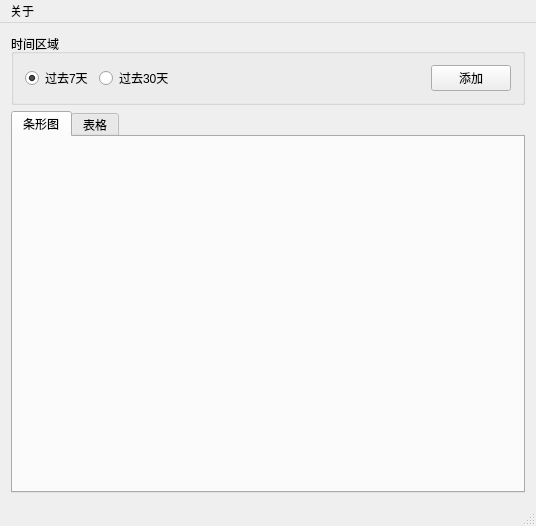
Old version of the form code/SwimmingPerformance/mainwindow.ui in the repository xinyuewodi/SwimmingPerformance.
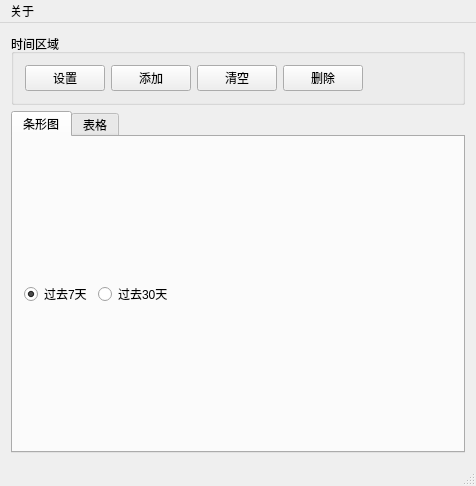
New version of the form. Icons and pictures are not drawn.

Commit message: 修改mainwindow的ui界面：将数据显示范围放入条形图上方； 添加并实现清空所有数据按钮； 添加并实现设置按钮对话框； 添加设置对话框，可设置默认数据显示范围及默认泳池长度； 取消输入圈数自动计算距离功能，

What changed in the file:
```diff
--- a/code/SwimmingPerformance/mainwindow.ui
+++ b/code/SwimmingPerformance/mainwindow.ui
@@ -6,8 +6,8 @@
    <rect>
     <x>0</x>
     <y>0</y>
-    <width>536</width>
-    <height>526</height>
+    <width>476</width>
+    <height>486</height>
    </rect>
   </property>
   <property name="windowTitle">
@@ -40,19 +40,30 @@
        <item>
         <layout class="QHBoxLayout" name="horizontalLayout_2">
          <item>
-          <widget class="QRadioButton" name="radioButton_last7days">
+          <widget class="QPushButton" name="pushButton_setting">
            <property name="text">
-            <string>过去7天</string>
+            <string>设置</string>
            </property>
-           <property name="checked">
-            <bool>true</bool>
+          </widget>
+         </item>
+         <item>
+          <widget class="QPushButton" name="pushButton_addRecord">
+           <property name="text">
+            <string>添加</string>
            </property>
           </widget>
          </item>
          <item>
-          <widget class="QRadioButton" name="radioButton_last30days">
+          <widget class="QPushButton" name="pushButton_clear">
            <property name="text">
-            <string>过去30天</string>
+            <string>清空</string>
+           </property>
+          </widget>
+         </item>
+         <item>
+          <widget class="QPushButton" name="pushButton_delete">
+           <property name="text">
+            <string>删除</string>
            </property>
           </widget>
          </item>
@@ -69,13 +80,6 @@
            </property>
           </spacer>
          </item>
-         <item>
-          <widget class="QPushButton" name="pushButton_addRecord">
-           <property name="text">
-            <string>添加</string>
-           </property>
-          </widget>
-         </item>
         </layout>
        </item>
       </layout>
@@ -98,7 +102,42 @@
        </attribute>
        <layout class="QVBoxLayout" name="verticalLayout_4">
         <item>
-         <layout class="QVBoxLayout" name="verticalLayout_barChart"/>
+         <layout class="QVBoxLayout" name="verticalLayout_barChart">
+          <item>
+           <layout class="QHBoxLayout" name="horizontalLayout">
+            <item>
+             <widget class="QRadioButton" name="radioButton_last7days">
+              <property name="text">
+               <string>过去7天</string>
+              </property>
+              <property name="checked">
+               <bool>true</bool>
+              </property>
+             </widget>
+            </item>
+            <item>
+             <widget class="QRadioButton" name="radioButton_last30days">
+              <property name="text">
+               <string>过去30天</string>
+              </property>
+             </widget>
+            </item>
+            <item>
+             <spacer name="horizontalSpacer">
+              <property name="orientation">
+               <enum>Qt::Horizontal</enum>
+              </property>
+              <property name="sizeHint" stdset="0">
+               <size>
+                <width>40</width>
+                <height>20</height>
+               </size>
+              </property>
+             </spacer>
+            </item>
+           </layout>
+          </item>
+         </layout>
         </item>
        </layout>
       </widget>
@@ -121,7 +160,7 @@
     <rect>
      <x>0</x>
      <y>0</y>
-     <width>536</width>
+     <width>476</width>
      <height>23</height>
     </rect>
    </property>
```
The commit also changes 11 other files.
